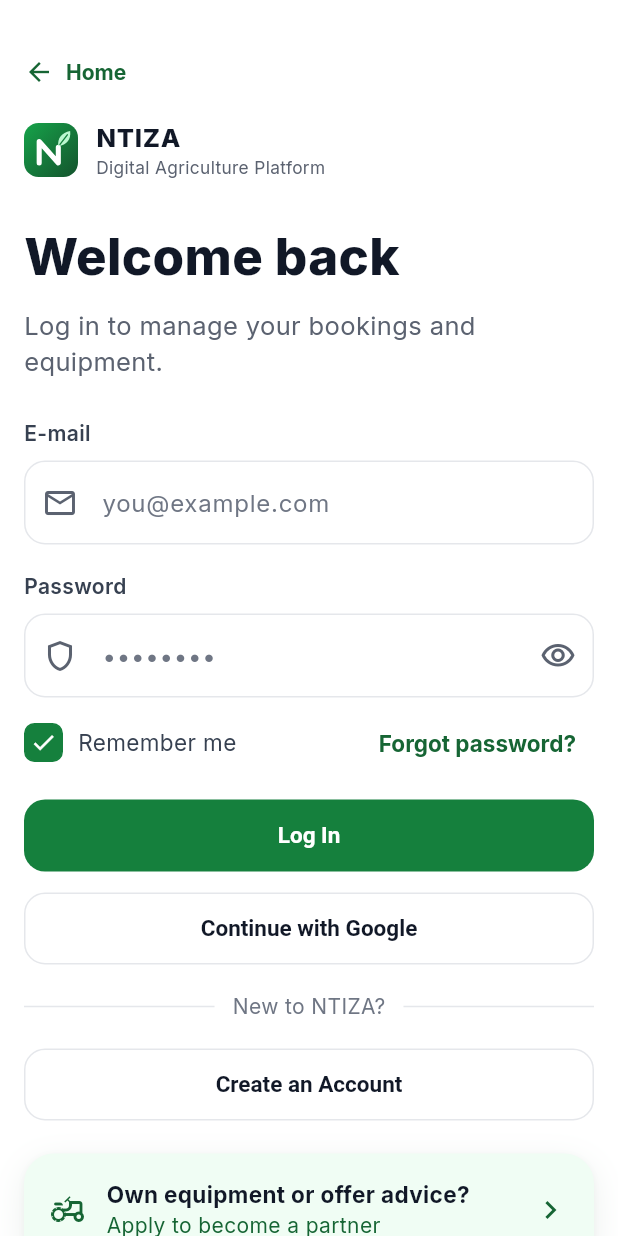
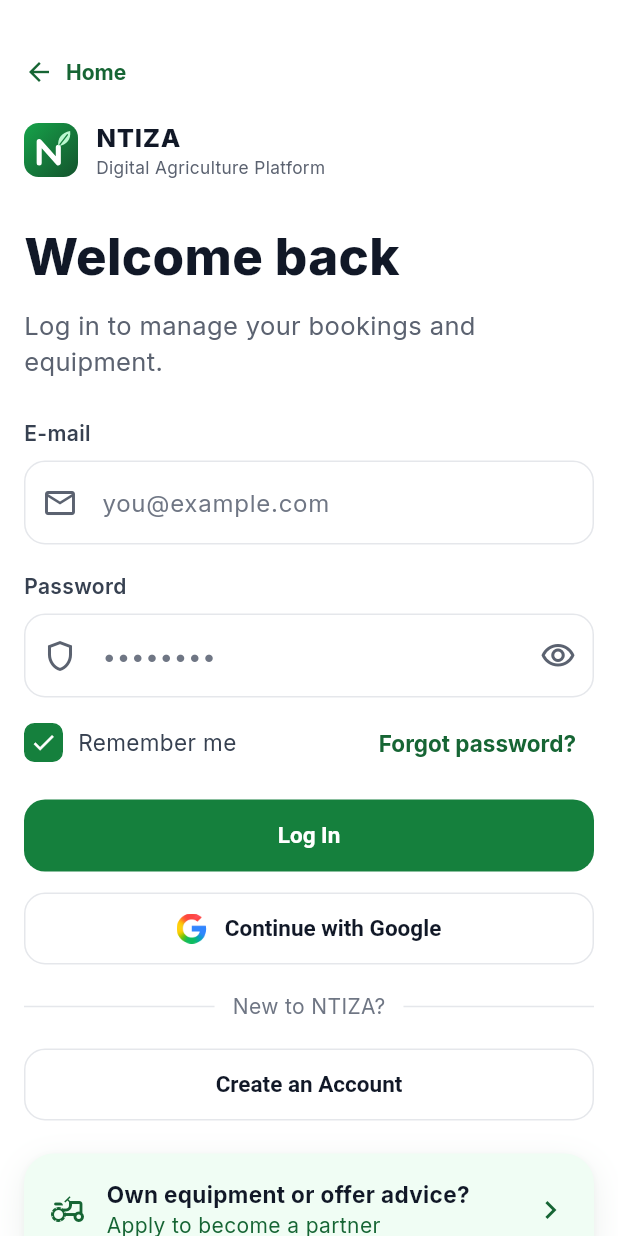
Before and after one commit to murinziben/ntiza_mobile_application, a Flutter app: the LoginScreen screen opened by its route, on a phone screen of 412 x 824 dp. Run offline on Flutter 3.47's test engine with Material 3 defaults, Android fonts, the phone set to English and light mode, and no system bars; our stand-ins replace cloud_firestore, firebase_auth, firebase_core, flutter_riverpod, flutter_svg, go_router and 4 more; accounts and stored records are empty.

Commit message:
Add Google logo to the Continue with Google button

```diff
--- a/lib/presentation/screens/auth/login_screen.dart
+++ b/lib/presentation/screens/auth/login_screen.dart
@@ -152,7 +152,7 @@ class _LoginScreenState extends ConsumerState<LoginScreen> {
               if (showGoogleSignIn) ...[
                 const SizedBox(height: 14),
                 OutlineButtonX('Continue with Google',
-                    height: 54, onPressed: busy ? null : _google),
+                    height: 54, leading: const GoogleLogo(), onPressed: busy ? null : _google),
               ],
               const SizedBox(height: 18),
               const Row(children: [
--- a/lib/presentation/screens/auth/register_screen.dart
+++ b/lib/presentation/screens/auth/register_screen.dart
@@ -163,7 +163,8 @@ class _RegisterScreenState extends ConsumerState<RegisterScreen> {
                 height: 54, onPressed: busy ? null : _submit),
             if (showGoogleSignIn) ...[
               const SizedBox(height: 12),
-              OutlineButtonX('Continue with Google', height: 54, onPressed: busy ? null : _google),
+              OutlineButtonX('Continue with Google',
+                  height: 54, leading: const GoogleLogo(), onPressed: busy ? null : _google),
             ],
           ],
         ),
--- a/lib/presentation/widgets/ui.dart
+++ b/lib/presentation/widgets/ui.dart
@@ -350,12 +350,16 @@ class OutlineButtonX extends StatelessWidget {
       this.height = 50,
       this.expand = true,
       this.color,
-      this.compact = false});
+      this.compact = false,
+      this.leading});
   final String label;
   final VoidCallback? onPressed;
   final double height;
   final bool expand;
   final Color? color;
+
+  /// Optional icon or logo shown before the label (e.g. the Google "G").
+  final Widget? leading;
 
   /// A smaller 40dp button for use inside cards (tap target stays 48dp).
   final bool compact;
@@ -373,7 +377,31 @@ class OutlineButtonX extends StatelessWidget {
               borderRadius: BorderRadius.circular(compact ? 12 : AppRadius.button)),
           textStyle: TextStyle(fontSize: compact ? 14 : 15, fontWeight: FontWeight.w600),
         ),
-        child: Text(label),
+        child: leading == null
+            ? Text(label)
+            : Row(
+                mainAxisSize: MainAxisSize.min,
+                children: [leading!, const SizedBox(width: 12), Flexible(child: Text(label))],
+              ),
+      );
+}
+
+/// The Google "G" logo for the "Continue with Google" buttons.
+///
+/// Uses the official asset `assets/images/google_logo.png` (download it from
+/// Google's sign-in branding guidelines). Until that file is added, a neutral
+/// icon is shown so the app still builds and runs.
+class GoogleLogo extends StatelessWidget {
+  const GoogleLogo({super.key, this.size = 20});
+  final double size;
+
+  @override
+  Widget build(BuildContext context) => Image.asset(
+        'assets/images/google_logo.png',
+        width: size,
+        height: size,
+        semanticLabel: 'Google',
+        errorBuilder: (_, __, ___) => Icon(Icons.account_circle_outlined, size: size),
       );
 }
 
```
Also changed, not shown: assets/images/google_logo.png (added).
